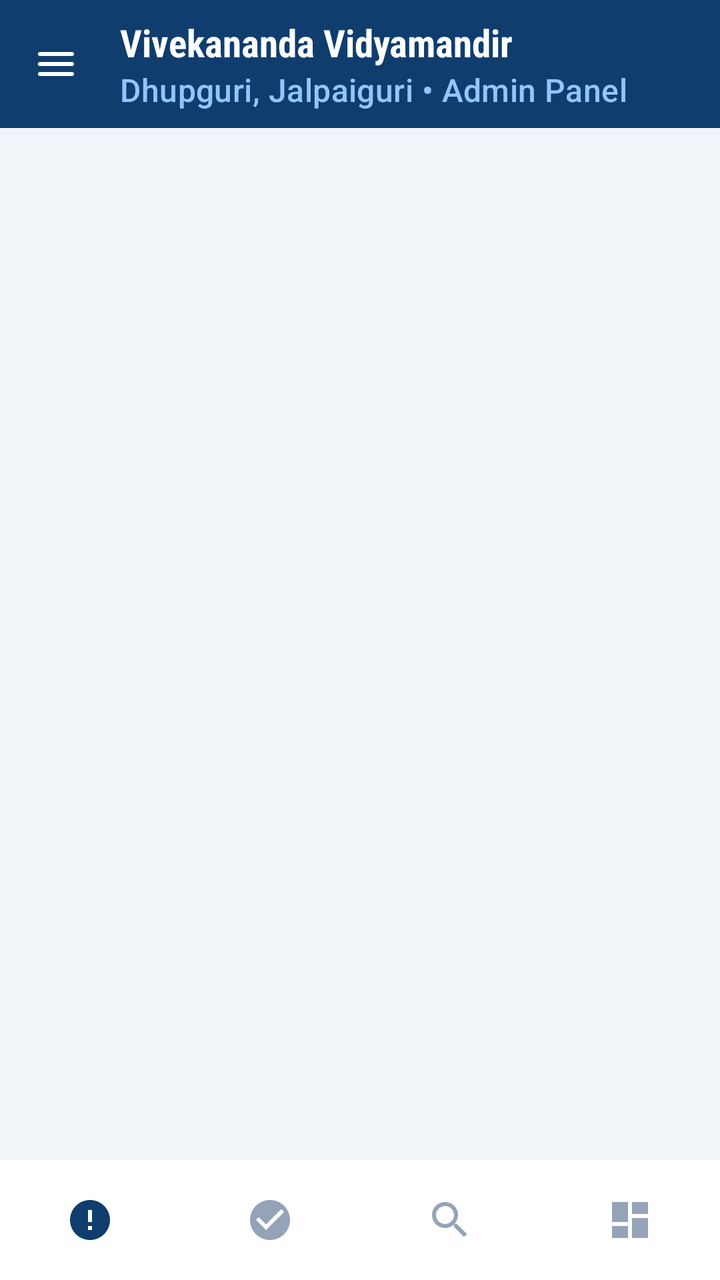
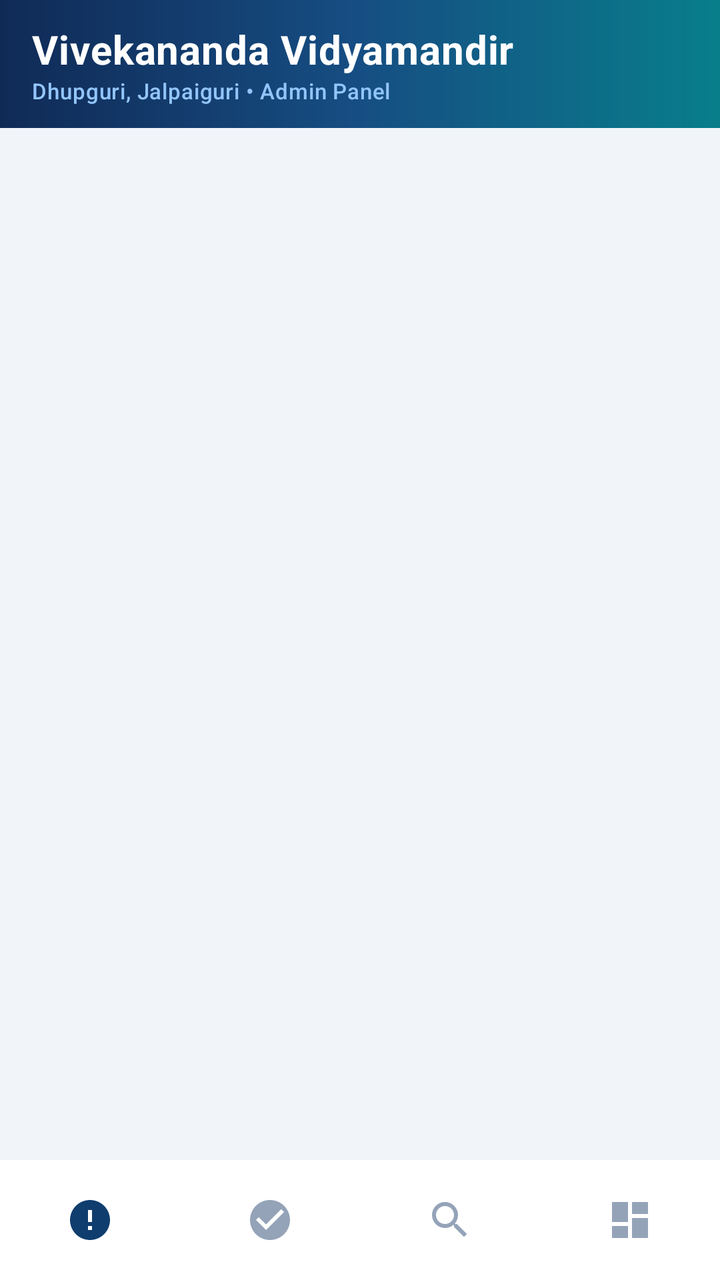

Screens rendered from an Android XML layout before and after an edit, with the pre-edit source and the edit as a unified diff.
<!-- AndroidManifest.xml: application theme Theme.SchoolManager -->
<!-- res/layout/activity_main.xml -->
<?xml version="1.0" encoding="utf-8"?>
<androidx.coordinatorlayout.widget.CoordinatorLayout
    xmlns:android="http://schemas.android.com/apk/res/android"
    xmlns:app="http://schemas.android.com/apk/res-auto"
    android:layout_width="match_parent"
    android:layout_height="match_parent"
    android:background="#F1F5F9">

    <com.google.android.material.appbar.AppBarLayout
        android:layout_width="match_parent"
        android:layout_height="wrap_content">

        <com.google.android.material.appbar.MaterialToolbar
            android:id="@+id/topAppBar"
            android:layout_width="match_parent"
            android:layout_height="?attr/actionBarSize"
            android:background="#0F3D6E"
            app:title="Vivekananda Vidyamandir"
            app:subtitle="Dhupguri, Jalpaiguri • Admin Panel"
            app:titleTextColor="@android:color/white"
            app:subtitleTextColor="#93C5FD"
            app:navigationIcon="@drawable/ic_menu_lines"
            app:titleTextAppearance="@style/ToolbarTitle" />
    </com.google.android.material.appbar.AppBarLayout>

    <LinearLayout
        android:layout_width="match_parent"
        android:layout_height="match_parent"
        android:orientation="vertical"
        app:layout_behavior="@string/appbar_scrolling_view_behavior">

        
        <androidx.viewpager2.widget.ViewPager2
            android:id="@+id/viewPager"
            android:layout_width="match_parent"
            android:layout_height="0dp"
            android:layout_weight="1" />

        
        <com.google.android.material.bottomnavigation.BottomNavigationView
            android:id="@+id/bottomNav"
            android:layout_width="match_parent"
            android:layout_height="60dp"
            android:background="@android:color/white"
            app:elevation="8dp"
            app:labelVisibilityMode="unlabeled"
            
app:menu="@menu/bottom_nav_menu"
            app:itemIconTint="@color/nav_icon_color" />

    </LinearLayout>
</androidx.coordinatorlayout.widget.CoordinatorLayout>
<!-- resources referenced by this layout -->
<resources>
  <!-- drawable ic_menu_lines (drawable) -->
  <vector xmlns:android="http://schemas.android.com/apk/res/android" android:width="24dp" android:height="24dp" android:viewportWidth="24" android:viewportHeight="24"><path android:fillColor="@android:color/transparent" android:strokeColor="#FFFFFF" android:strokeWidth="2" android:strokeLineCap="round" android:strokeLineJoin="round" android:pathData="M4 7h16M4 12h16M4 17h16"/></vector>
  <style name="ToolbarTitle" parent="TextAppearance.Widget.AppCompat.Toolbar.Title">
          <item name="android:fontFamily">sans-serif-condensed</item>
          <item name="android:textStyle">bold</item>
          <item name="android:textSize">19sp</item>
      </style>
  <style name="Theme.SchoolManager" parent="Theme.Material3.DayNight.NoActionBar">
          <item name="colorPrimary">#0F3D6E</item>
          <item name="colorOnPrimary">#FFFFFF</item>
          <item name="colorSecondary">#D97706</item>
          
          <item name="colorSecondaryContainer">#FEF3C7</item>
          <item name="colorOnSecondaryContainer">#0F3D6E</item>
          <item name="android:statusBarColor">#0F3D6E</item>
          <item name="android:windowLightStatusBar">false</item>
      </style>
</resources>

<!-- the commit's change to res/layout/activity_main.xml (unified diff, before → after) -->
@@ -14,13 +14,13 @@
             android:id="@+id/topAppBar"
             android:layout_width="match_parent"
             android:layout_height="?attr/actionBarSize"
-            android:background="#0F3D6E"
+            android:background="@drawable/bg_toolbar_modern"
             app:title="Vivekananda Vidyamandir"
             app:subtitle="Dhupguri, Jalpaiguri • Admin Panel"
             app:titleTextColor="@android:color/white"
             app:subtitleTextColor="#93C5FD"
-            app:navigationIcon="@drawable/ic_menu_lines"
-            app:titleTextAppearance="@style/ToolbarTitle" />
+            app:titleTextAppearance="@style/ToolbarTitle"
+            app:subtitleTextAppearance="@style/ToolbarSubtitle" />
     </com.google.android.material.appbar.AppBarLayout>
 
     <LinearLayout
<!-- resource entries referenced after the edit -->
@@ -1,11 +1,20 @@
 <!-- resources referenced by this layout -->
 <resources>
-  <!-- drawable ic_menu_lines (drawable) -->
-  <vector xmlns:android="http://schemas.android.com/apk/res/android" android:width="24dp" android:height="24dp" android:viewportWidth="24" android:viewportHeight="24"><path android:fillColor="@android:color/transparent" android:strokeColor="#FFFFFF" android:strokeWidth="2" android:strokeLineCap="round" android:strokeLineJoin="round" android:pathData="M4 7h16M4 12h16M4 17h16"/></vector>
+  <!-- drawable bg_toolbar_modern (drawable) -->
+  <?xml version="1.0" encoding="utf-8"?>
+  <shape xmlns:android="http://schemas.android.com/apk/res/android" android:shape="rectangle">
+      <gradient android:angle="0" android:startColor="#102A56" android:centerColor="#164E83" android:endColor="#087E8B" />
+  </shape>
+  <style name="ToolbarSubtitle" parent="TextAppearance.Widget.AppCompat.Toolbar.Subtitle">
+          <item name="android:fontFamily">sans-serif-medium</item>
+          <item name="android:textSize">11sp</item>
+          <item name="android:letterSpacing">0.025</item>
+      </style>
   <style name="ToolbarTitle" parent="TextAppearance.Widget.AppCompat.Toolbar.Title">
-          <item name="android:fontFamily">sans-serif-condensed</item>
+          <item name="android:fontFamily">sans-serif</item>
           <item name="android:textStyle">bold</item>
-          <item name="android:textSize">19sp</item>
+          <item name="android:textSize">20sp</item>
+          <item name="android:letterSpacing">0.015</item>
       </style>
   <style name="Theme.SchoolManager" parent="Theme.Material3.DayNight.NoActionBar">
           <item name="colorPrimary">#0F3D6E</item>
